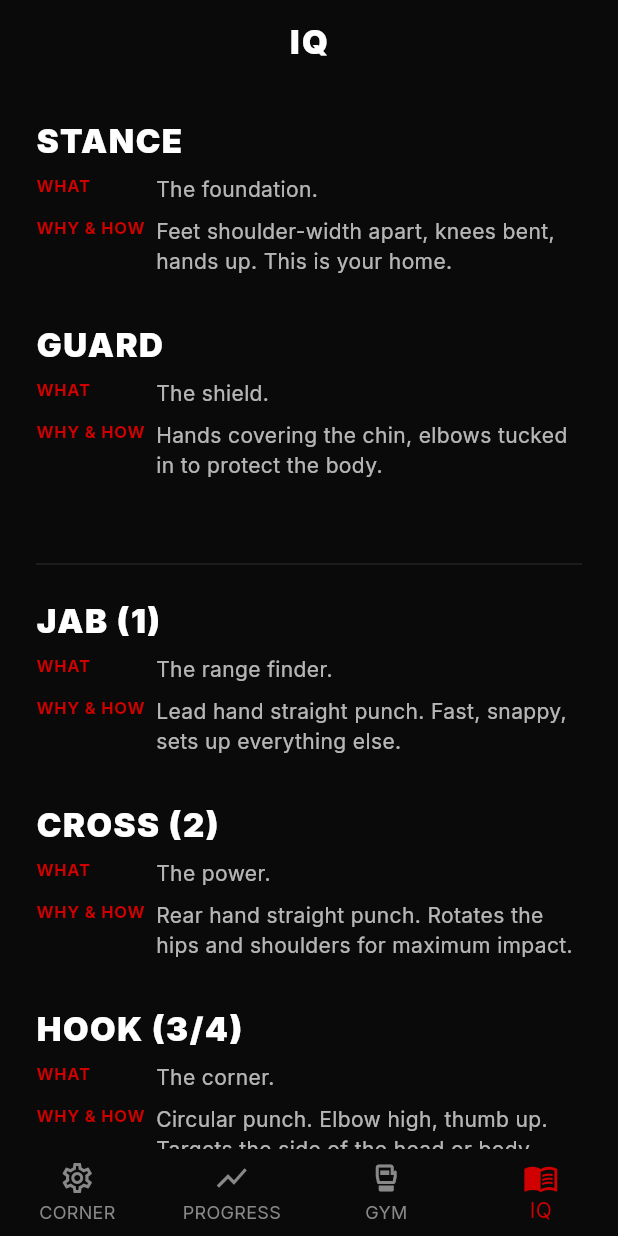
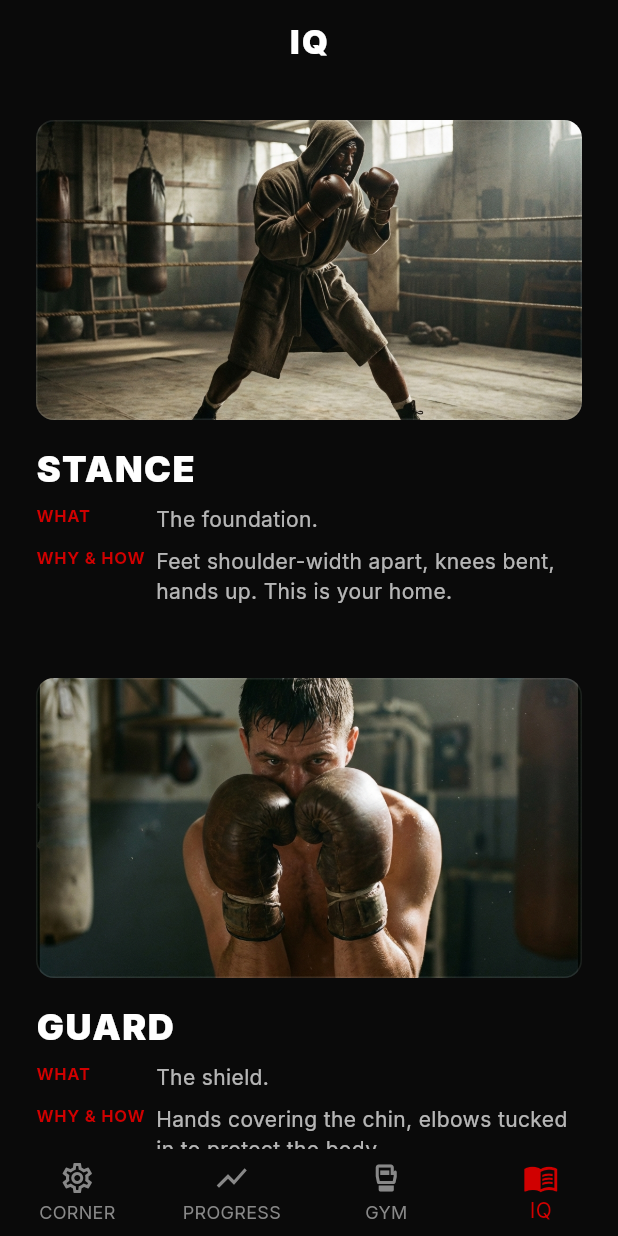
Before and after one commit to Missyrupert/sofa2slugger, a Flutter app: the IQScreen screen opened by its route, on a phone screen of 412 x 824 dp. Run offline on Flutter 3.47's test engine with Material 3 defaults, Android fonts, the phone set to English and light mode, and no system bars; our stand-ins replace flutter_animate, flutter_riverpod, go_router, google_fonts, just_audio, shared_preferences; missing offline and left inert: audio_session; accounts and stored records are empty.

Commit message:
Feat: Implement IQ Screen Visuals (Generated)

```diff
--- a/lib/screens/iq.dart
+++ b/lib/screens/iq.dart
@@ -21,28 +21,44 @@ class _IQScreenState extends State<IQScreen> {
       body: ListView(
         padding: const EdgeInsets.all(24),
         children: [
-          _buildGlossaryItem(context, "STANCE", "The foundation.", "Feet shoulder-width apart, knees bent, hands up. This is your home."),
-          _buildGlossaryItem(context, "GUARD", "The shield.", "Hands covering the chin, elbows tucked in to protect the body."),
+          _buildGlossaryItem(context, "STANCE", "The foundation.", "Feet shoulder-width apart, knees bent, hands up. This is your home.", "assets/images/stance.png"),
+          _buildGlossaryItem(context, "GUARD", "The shield.", "Hands covering the chin, elbows tucked in to protect the body.", "assets/images/guard.png"),
           const Divider(height: 48, color: Colors.white10),
-          _buildGlossaryItem(context, "JAB (1)", "The range finder.", "Lead hand straight punch. Fast, snappy, sets up everything else."),
-          _buildGlossaryItem(context, "CROSS (2)", "The power.", "Rear hand straight punch. Rotates the hips and shoulders for maximum impact."),
-          _buildGlossaryItem(context, "HOOK (3/4)", "The corner.", "Circular punch. Elbow high, thumb up. Targets the side of the head or body."),
-          _buildGlossaryItem(context, "UPPERCUT (5/6)", "The lift.", "Vertical punch coming from underneath. Uses leg drive to lift the opponent's guard."),
+          _buildGlossaryItem(context, "JAB (1)", "The range finder.", "Lead hand straight punch. Fast, snappy, sets up everything else.", "assets/images/jab.png"),
+          _buildGlossaryItem(context, "CROSS (2)", "The power.", "Rear hand straight punch. Rotates the hips and shoulders for maximum impact.", "assets/images/cross.png"),
+          _buildGlossaryItem(context, "HOOK (3/4)", "The corner.", "Circular punch. Elbow high, thumb up. Targets the side of the head or body.", "assets/images/hook.png"),
+          _buildGlossaryItem(context, "UPPERCUT (5/6)", "The lift.", "Vertical punch coming from underneath. Uses leg drive to lift the opponent's guard.", "assets/images/uppercut.png"),
         ],
       ),
     );
   }
 
-  Widget _buildGlossaryItem(BuildContext context, String term, String definition, String details) {
+  Widget _buildGlossaryItem(BuildContext context, String term, String definition, String details, String imagePath) {
     final theme = Theme.of(context);
     return Padding(
-      padding: const EdgeInsets.only(bottom: 32.0),
+      padding: const EdgeInsets.only(bottom: 48.0),
       child: Column(
         crossAxisAlignment: CrossAxisAlignment.start,
         children: [
+          // Image Card
+          Container(
+            height: 200,
+            width: double.infinity,
+            margin: const EdgeInsets.only(bottom: 16),
+            decoration: BoxDecoration(
+              color: const Color(0xFF111111),
+              borderRadius: BorderRadius.circular(12),
+              image: DecorationImage(
+                image: AssetImage(imagePath),
+                fit: BoxFit.cover,
+              ),
+              border: Border.all(color: Colors.white10),
+            ),
+          ),
+
           Text(
             term,
-            style: theme.textTheme.titleLarge?.copyWith(
+            style: theme.textTheme.headlineSmall?.copyWith(
               color: Colors.white,
               fontWeight: FontWeight.w900,
               letterSpacing: 1.0,
--- a/pubspec.yaml
+++ b/pubspec.yaml
@@ -68,6 +68,7 @@ flutter:
   # To add assets to your application, add an assets section, like this:
   assets:
     - assets/
+    - assets/images/
 
   # An image asset can refer to one or more resolution-specific "variants", see
   # https://flutter.dev/to/resolution-aware-images
```
Also changed, not shown: assets/images/cross.png (added), assets/images/guard.png (added), assets/images/hook.png (added), assets/images/jab.png (added), assets/images/stance.png (added), assets/images/uppercut.png (added).
